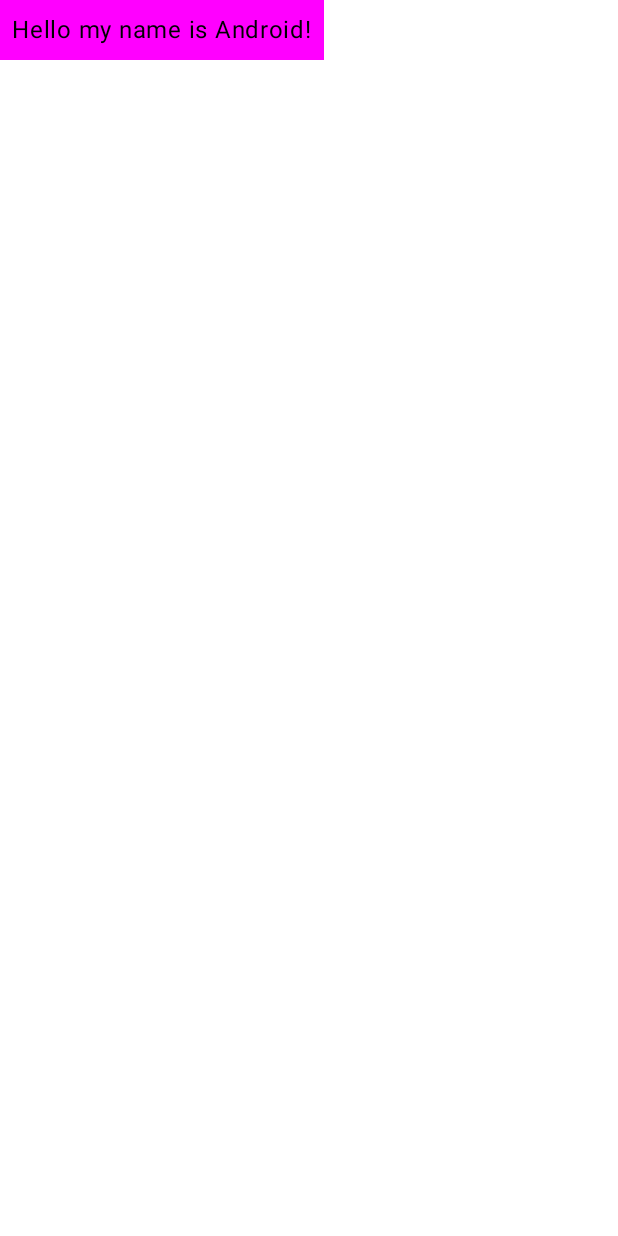
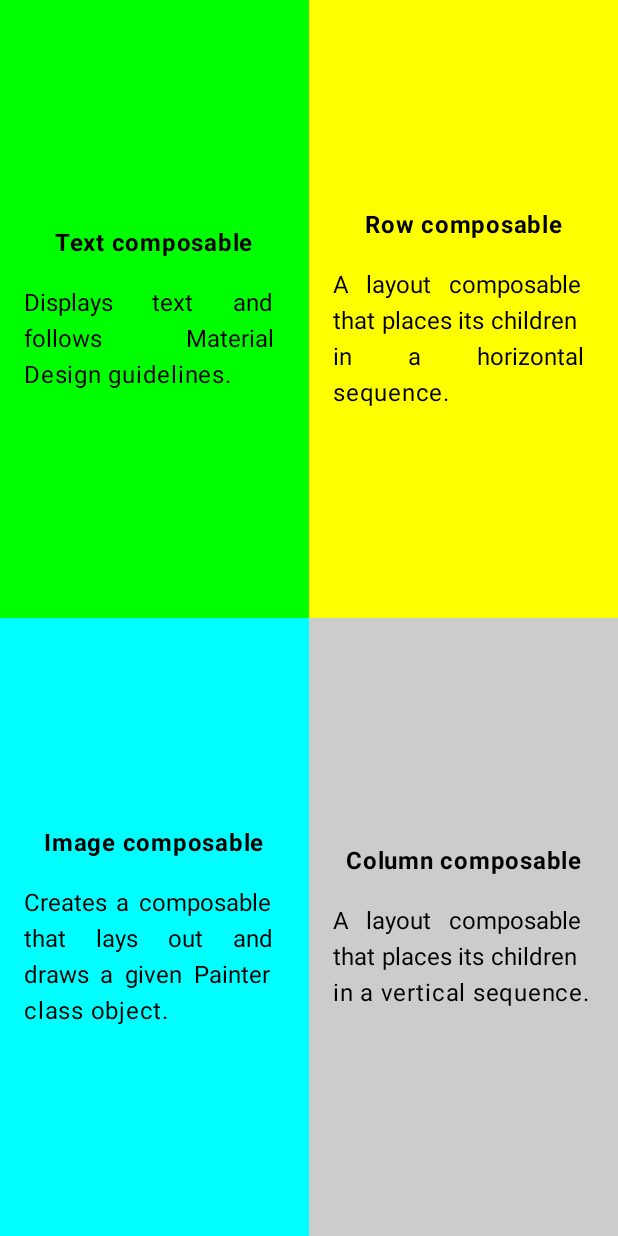
Before and after one commit to OmneyaOsman/ComposeCamp, an Android app built with Jetpack Compose: the @Preview function GreetingPreview, on a phone screen of 412 x 824 dp. Run offline under Robolectric (Android 15) with nearby library versions, the phone set to English and light mode, and no system bars.

```diff
--- a/app/src/main/java/com/omni/composecamp/MainActivity.kt
+++ b/app/src/main/java/com/omni/composecamp/MainActivity.kt
@@ -3,15 +3,23 @@ package com.omni.composecamp
 import android.os.Bundle
 import androidx.activity.ComponentActivity
 import androidx.activity.compose.setContent
-import androidx.compose.foundation.layout.Box
+import androidx.compose.foundation.background
+import androidx.compose.foundation.layout.Arrangement
+import androidx.compose.foundation.layout.Column
+import androidx.compose.foundation.layout.Row
 import androidx.compose.foundation.layout.fillMaxSize
+import androidx.compose.foundation.layout.fillMaxWidth
 import androidx.compose.foundation.layout.padding
 import androidx.compose.material3.MaterialTheme
 import androidx.compose.material3.Surface
 import androidx.compose.material3.Text
 import androidx.compose.runtime.Composable
+import androidx.compose.ui.Alignment
 import androidx.compose.ui.Modifier
 import androidx.compose.ui.graphics.Color
+import androidx.compose.ui.res.stringResource
+import androidx.compose.ui.text.font.FontWeight
+import androidx.compose.ui.text.style.TextAlign
 import androidx.compose.ui.tooling.preview.Preview
 import androidx.compose.ui.unit.dp
 import com.omni.composecamp.ui.theme.ComposeCampTheme
@@ -26,27 +34,77 @@ class MainActivity : ComponentActivity() {
                     modifier = Modifier.fillMaxSize(),
                     color = MaterialTheme.colorScheme.background
                 ) {
-                    Greeting("Android")
+                    ComposeInfo()
                 }
             }
         }
     }
 }
 
+
 @Composable
-fun Greeting(name: String, modifier: Modifier = Modifier) {
-    Surface(color = Color.Magenta) {
+fun ComposeInfo() {
+    Column(modifier = Modifier.fillMaxWidth()) {
+        Row(Modifier.weight(1f)) {
+            ComposableInfoCard(
+                stringResource(id = R.string.first_title),
+                stringResource(id = R.string.first_description), Color.Green, Modifier.weight(1f)
+            )
+            ComposableInfoCard(
+                stringResource(id = R.string.third_title),
+                stringResource(id = R.string.third_description), Color.Yellow, Modifier.weight(1f)
+            )
+        }
+
+        Row(Modifier.weight(1f)) {
+
+            ComposableInfoCard(
+                stringResource(id = R.string.second_title),
+                stringResource(id = R.string.second_description), Color.Cyan, Modifier.weight(1f)
+            )
+            ComposableInfoCard(
+                stringResource(id = R.string.fourth_title),
+                stringResource(id = R.string.fourth_description),
+                Color.LightGray,
+                Modifier.weight(1f)
+            )
+        }
+    }
+
+}
+
+@Composable
+fun ComposableInfoCard(
+    name: String,
+    description: String,
+    backgroundColor: Color,
+    modifier: Modifier = Modifier
+) {
+    Column(
+        modifier = modifier
+            .fillMaxSize()
+            .background(backgroundColor)
+            .padding(16.dp),
+
+        horizontalAlignment = Alignment.CenterHorizontally,
+        verticalArrangement = Arrangement.Center
+    ) {
         Text(
-            text = "Hello my name is $name!",
-            modifier = modifier.padding(8.dp)
+            text = name,
+            modifier = Modifier.padding(bottom = 16.dp), fontWeight = FontWeight.Bold,
+        )
+        Text(
+            text = description,
+            textAlign = TextAlign.Justify,
         )
     }
+
 }
 
-@Preview(showBackground = true)
+@Preview(showSystemUi = true)
 @Composable
 fun GreetingPreview() {
     ComposeCampTheme {
-        Greeting("Android")
+        ComposeInfo()
     }
 }
--- a/app/src/main/res/values/strings.xml
+++ b/app/src/main/res/values/strings.xml
@@ -1,3 +1,11 @@
 <resources>
     <string name="app_name">ComposeCamp</string>
+    <string name="first_title">Text composable</string>
+    <string name="first_description">Displays text and follows Material Design guidelines.</string>
+    <string name="second_title">Image composable</string>
+    <string name="second_description">Creates a composable that lays out and draws a given Painter class object.</string>
+    <string name="third_title">Row composable</string>
+    <string name="third_description">A layout composable that places its children in a horizontal sequence.</string>
+    <string name="fourth_title">Column composable</string>
+    <string name="fourth_description">A layout composable that places its children in a vertical sequence.</string>
 </resources>
```
